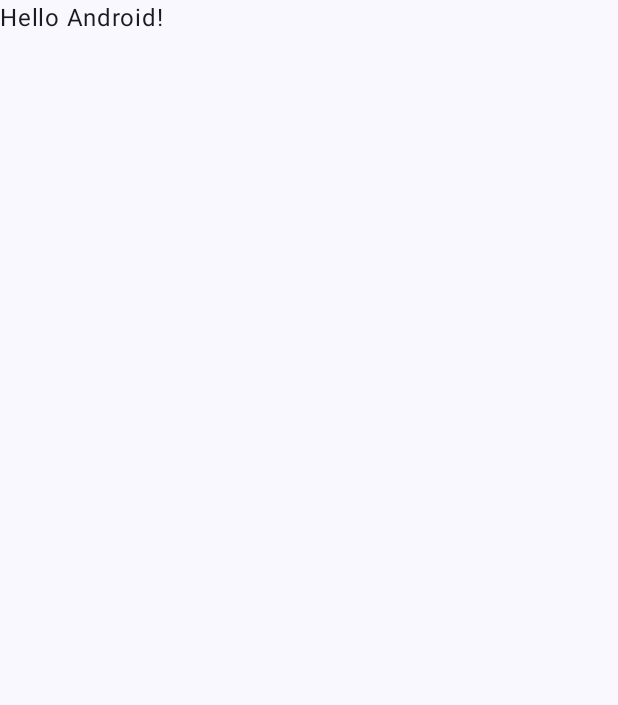
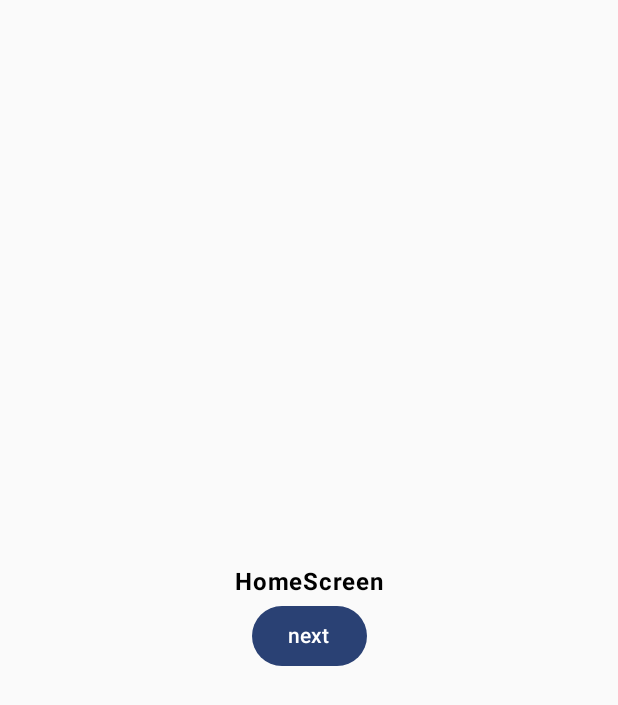
Before and after one commit to PriteshNikam/BeChat, an Android app built with Jetpack Compose: the screen it shows after launch (MainActivity), on a phone screen of 412 x 824 dp. Before the commit the part shown is almost empty. Shown: the top 705 px of the screen. Run offline under Robolectric (Android 15) with nearby library versions, the phone set to English and light mode, and no system bars.

Commit message:
setup navigataion

```diff
--- a/app/src/main/java/com/developersphere/bechat/MainActivity.kt
+++ b/app/src/main/java/com/developersphere/bechat/MainActivity.kt
@@ -11,6 +11,9 @@ import androidx.compose.material3.Text
 import androidx.compose.runtime.Composable
 import androidx.compose.ui.Modifier
 import androidx.compose.ui.tooling.preview.Preview
+import androidx.navigation.compose.rememberNavController
+import com.developersphere.bechat.persentation.home_screen.HomeScreen
+import com.developersphere.bechat.persentation.navigation.AppNavHost
 import com.developersphere.bechat.ui.theme.BeChatTheme
 
 class MainActivity : ComponentActivity() {
@@ -18,13 +21,8 @@ class MainActivity : ComponentActivity() {
         super.onCreate(savedInstanceState)
         enableEdgeToEdge()
         setContent {
-            BeChatTheme{
-                Scaffold(modifier = Modifier.fillMaxSize()) { innerPadding ->
-                    Greeting(
-                        name = "Android",
-                        modifier = Modifier.padding(innerPadding)
-                    )
-                }
+            BeChatTheme {
+                AppNavHost()
             }
         }
     }
@@ -32,7 +30,7 @@ class MainActivity : ComponentActivity() {
 
 @Composable
 fun Greeting(name: String, modifier: Modifier = Modifier) {
-    Scaffold(Modifier.fillMaxSize()){ contentPadding ->
+    Scaffold(Modifier.fillMaxSize()) { contentPadding ->
         Text(
             text = "Hello $name!",
             modifier = modifier.padding(contentPadding)
@@ -43,15 +41,15 @@ fun Greeting(name: String, modifier: Modifier = Modifier) {
 @Preview(showBackground = true)
 @Composable
 fun GreetingPreview() {
-    BeChatTheme{
+    BeChatTheme {
         Greeting("Android")
     }
 }
 
 @Preview
 @Composable
-fun GreetingDarkPreview(){
-    BeChatTheme(darkTheme = true){
+fun GreetingDarkPreview() {
+    BeChatTheme(darkTheme = true) {
         Greeting("Android")
     }
 }
--- /dev/null
+++ b/app/src/main/java/com/developersphere/bechat/persentation/home_screen/HomeScreen.kt
@@ -0,0 +1,30 @@
+package com.developersphere.bechat.persentation.home_screen
+
+import androidx.compose.foundation.layout.Arrangement
+import androidx.compose.foundation.layout.Column
+import androidx.compose.foundation.layout.fillMaxSize
+import androidx.compose.material3.Button
+import androidx.compose.material3.Text
+import androidx.compose.runtime.Composable
+import androidx.compose.ui.Alignment
+import androidx.compose.ui.Modifier
+import androidx.compose.ui.text.font.FontWeight
+import androidx.navigation.compose.rememberNavController
+import com.developersphere.bechat.persentation.navigation.AppNavHost
+import com.developersphere.bechat.persentation.navigation.Screen
+
+@Composable
+fun HomeScreen(navigate: (Screen) -> Unit) {
+    Column(
+        modifier = Modifier.fillMaxSize(),
+        verticalArrangement = Arrangement.Center,
+        horizontalAlignment = Alignment.CenterHorizontally
+    ) {
+        Text("HomeScreen", fontWeight = FontWeight.Bold)
+        Button(onClick = {
+            navigate.invoke(Screen.ChatScreen)
+        }) {
+            Text("next")
+        }
+    }
+}
--- /dev/null
+++ b/app/src/main/java/com/developersphere/bechat/persentation/navigation/NavHost.kt
@@ -0,0 +1,59 @@
+package com.developersphere.bechat.persentation.navigation
+
+import android.util.Log
+import androidx.compose.runtime.Composable
+import androidx.navigation.NavHostController
+import androidx.navigation.compose.NavHost
+import androidx.navigation.compose.composable
+import androidx.navigation.compose.rememberNavController
+import com.developersphere.bechat.persentation.bluetooth_permission_screen.BluetoothPermissionScreen
+import com.developersphere.bechat.persentation.chat_screen.ChatScreen
+import com.developersphere.bechat.persentation.home_screen.HomeScreen
+import kotlinx.serialization.Serializable
+
+@Serializable
+sealed class Screen(val route: String) {
+    @Serializable
+    data object BluetoothPermissionScreen : Screen("BluetoothPermissionScreen")
+
+    @Serializable
+    data object HomeScreen : Screen("HomeScreen")
+
+    @Serializable
+    data object ChatScreen : Screen("ChatScreen")
+}
+
+@Composable
+fun AppNavHost(navHostController: NavHostController = rememberNavController()) {
+    NavHost(
+        navController = navHostController,
+        startDestination = Screen.HomeScreen
+    ) {
+
+        composable<Screen.HomeScreen> {
+            HomeScreen { screen ->
+                navHostController.navigate(screen)
+            }
+        }
+
+        composable<Screen.BluetoothPermissionScreen> {
+            BluetoothPermissionScreen { screen ->
+                Log.d("BeChat", "beScreen $screen")
+                navHostController.navigate(screen)
+            }
+        }
+
+        composable<Screen.ChatScreen> {
+            ChatScreen { screen ->
+                if (screen == null) {
+                    Log.d("BeChat", "chatScreen $screen")
+                    navHostController.popBackStack()
+                } else {
+                    Log.d("BeChat", "chatScreen $screen")
+                    navHostController.navigate(screen)
+                }
+
+            }
+        }
+    }
+}
```
Also changed, not shown: app/build.gradle.kts (+6 -2 lines), app/src/main/java/com/developersphere/bechat/navigation/NavHost.kt (deleted, +0 -25 lines), app/src/main/java/com/developersphere/bechat/persentation/bluetooth_permission_screen/BluetoothPermissionScreen.kt (+15 -1 lines), app/src/main/java/com/developersphere/bechat/persentation/chat_screen/ChatScreen.kt (added, +28 -0 lines), gradle/libs.versions.toml (+21 -4 lines).
